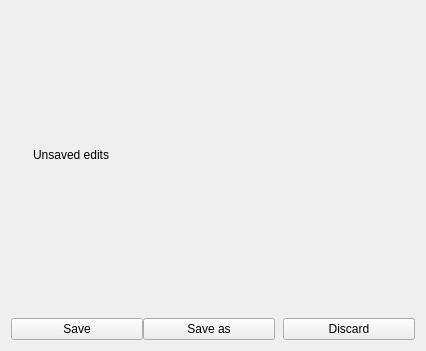
Qt form qimgv/gui/overlays/saveconfirmoverlay.ui (do-i/thumbgrid) before a commit.
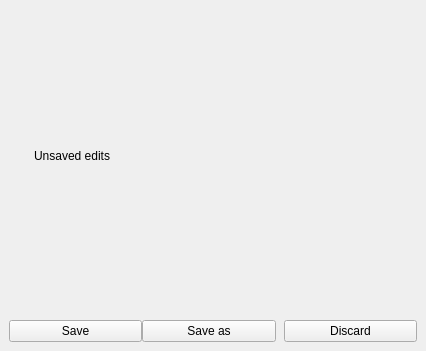
The same form after that commit. Custom widgets are drawn as their Qt base class.

```diff
--- a/qimgv/gui/overlays/saveconfirmoverlay.ui
+++ b/qimgv/gui/overlays/saveconfirmoverlay.ui
@@ -24,16 +24,16 @@
     <enum>QLayout::SetMinAndMaxSize</enum>
    </property>
    <property name="leftMargin">
-    <number>1</number>
+    <number>2</number>
    </property>
    <property name="topMargin">
-    <number>1</number>
+    <number>2</number>
    </property>
    <property name="rightMargin">
-    <number>1</number>
+    <number>2</number>
    </property>
    <property name="bottomMargin">
-    <number>1</number>
+    <number>2</number>
    </property>
    <item>
     <widget class="QWidget" name="widget" native="true">
@@ -140,16 +140,16 @@
       <enum>QLayout::SetMinimumSize</enum>
      </property>
      <property name="leftMargin">
-      <number>10</number>
+      <number>7</number>
      </property>
      <property name="topMargin">
       <number>0</number>
      </property>
      <property name="rightMargin">
-      <number>10</number>
+      <number>7</number>
      </property>
      <property name="bottomMargin">
-      <number>10</number>
+      <number>7</number>
      </property>
      <item>
       <widget class="QPushButton" name="saveButton">
```
